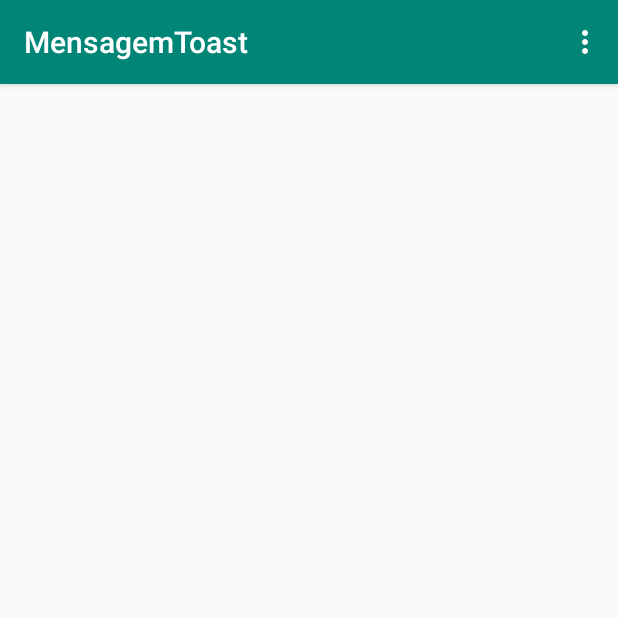
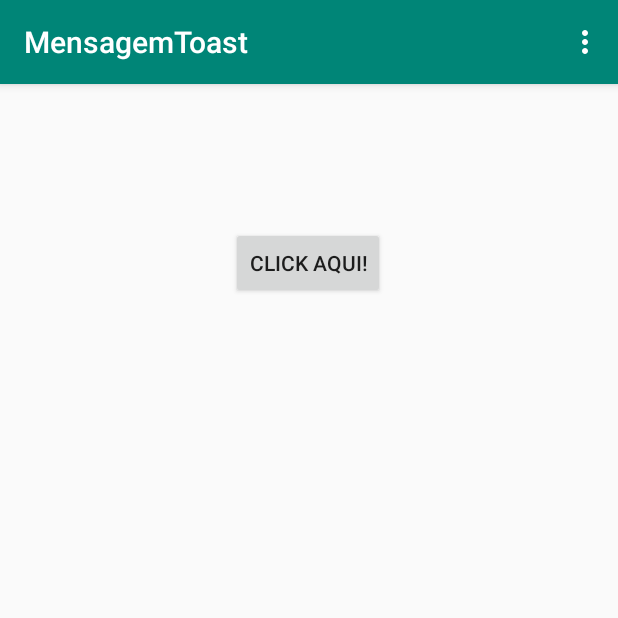
Before and after one commit to GabrielIFPB/mensagem-toast, an Android app: the screen it shows after launch (MainActivity), on a phone screen of 412 x 824 dp, the top half of it. Run offline under Robolectric (Android 15) with nearby library versions, the phone set to English and light mode, and no system bars.

```diff
--- a/app/src/main/java/com/example/mensagemtoast/MainActivity.java
+++ b/app/src/main/java/com/example/mensagemtoast/MainActivity.java
@@ -11,8 +11,12 @@ import androidx.appcompat.widget.Toolbar;
 import android.view.View;
 import android.view.Menu;
 import android.view.MenuItem;
+import android.widget.Button;
+import android.widget.Toast;
 
 public class MainActivity extends AppCompatActivity {
+
+    private Button btn;
 
     @Override
     protected void onCreate(Bundle savedInstanceState) {
@@ -21,6 +25,17 @@ public class MainActivity extends AppCompatActivity {
         Toolbar toolbar = findViewById(R.id.toolbar);
         setSupportActionBar(toolbar);
 
+        this.btn = findViewById(R.id.btn_id);
+
+        this.btn.setOnClickListener(new View.OnClickListener() {
+            @Override
+            public void onClick(View view) {
+//                Snackbar.make(view, "Replace with your own action", Snackbar.LENGTH_LONG)
+//                        .setAction("Action", null).show();
+
+                Toast.makeText(getApplicationContext(), "mensagem", Toast.LENGTH_LONG).show();
+            }
+        });
 
     }
 
--- a/app/src/main/res/layout/content_main.xml
+++ b/app/src/main/res/layout/content_main.xml
@@ -6,4 +6,17 @@
     android:layout_height="match_parent"
     app:layout_behavior="@string/appbar_scrolling_view_behavior"
     tools:context=".MainActivity"
-    tools:showIn="@layout/activity_main"/>
+    tools:showIn="@layout/activity_main">
+
+    <Button
+        android:id="@+id/btn_id"
+        android:layout_width="wrap_content"
+        android:layout_height="wrap_content"
+        android:text="Click Aqui!"
+        app:layout_constraintBottom_toBottomOf="parent"
+        app:layout_constraintEnd_toEndOf="parent"
+        app:layout_constraintHorizontal_bias="0.498"
+        app:layout_constraintStart_toStartOf="parent"
+        app:layout_constraintTop_toTopOf="parent"
+        app:layout_constraintVertical_bias="0.132" />
+</androidx.constraintlayout.widget.ConstraintLayout>
```
